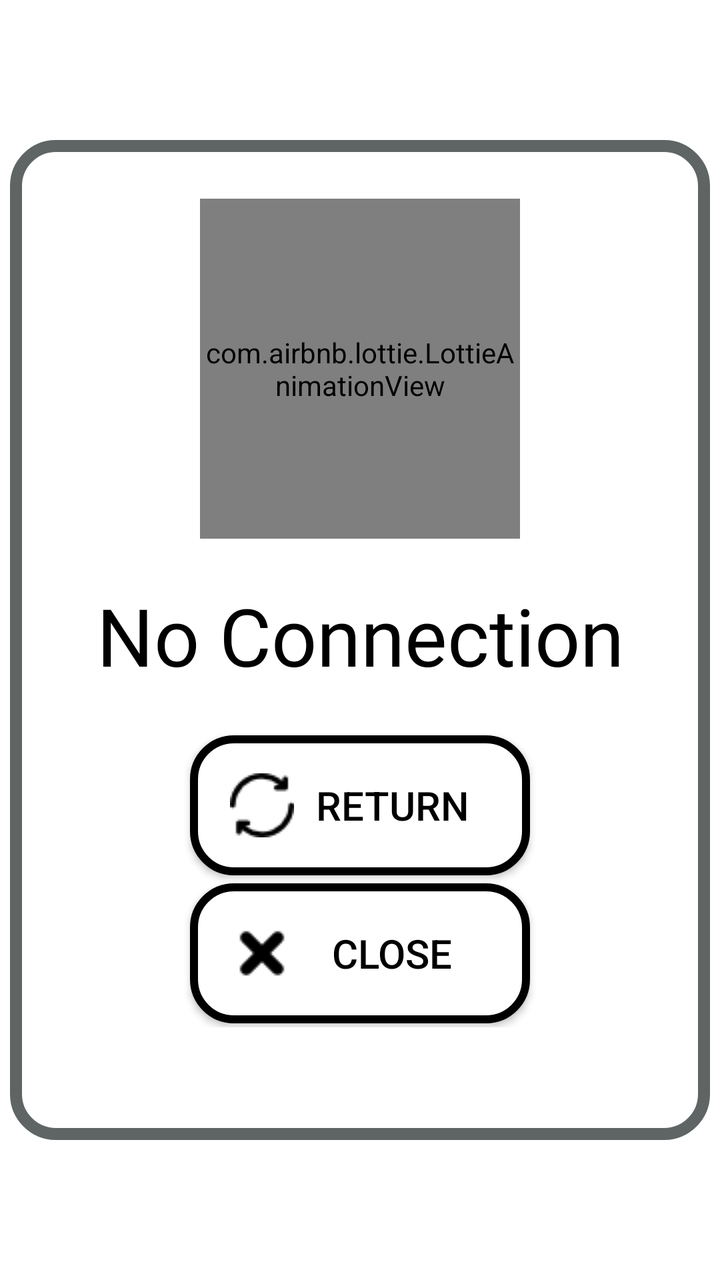
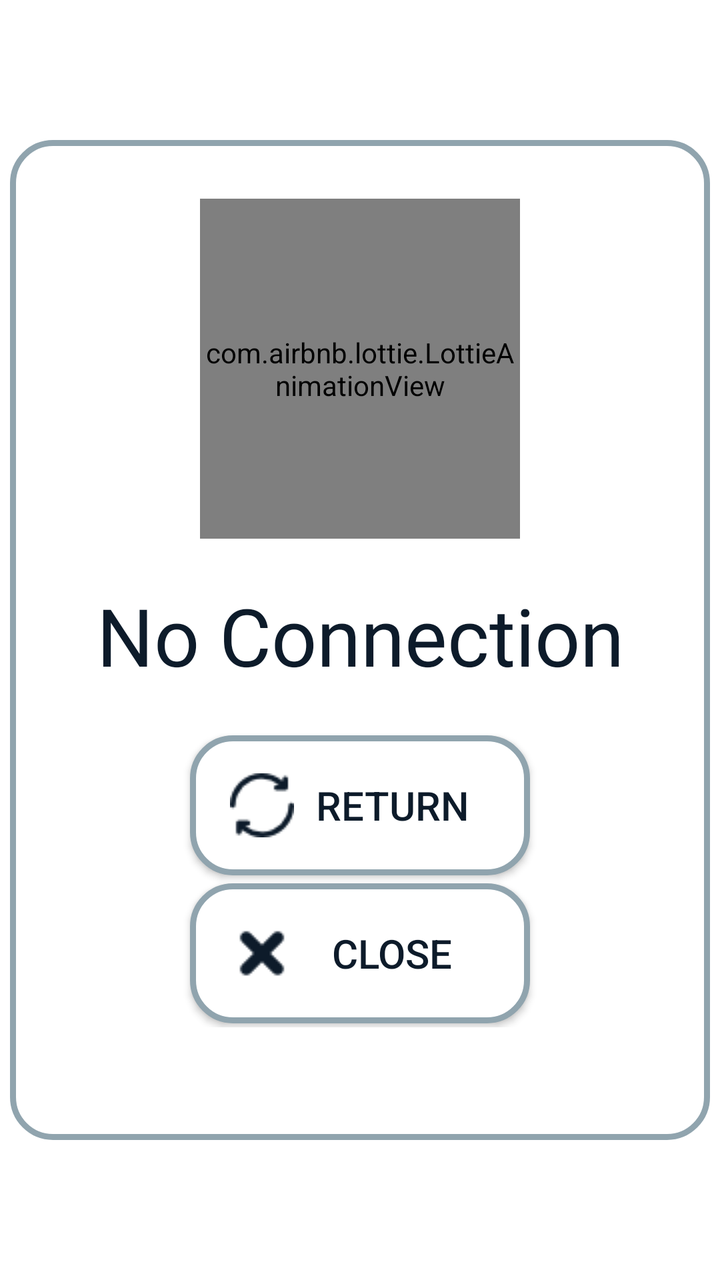

An Android layout rendered at two revisions. The XML below is the earlier revision; the diff shows what the commit changed to produce the second picture.
<!-- AndroidManifest.xml: application theme Theme.KimyoTest -->
<!-- res/layout/dialog_check_connection.xml -->
<?xml version="1.0" encoding="utf-8"?>
<androidx.constraintlayout.widget.ConstraintLayout
    xmlns:android="http://schemas.android.com/apk/res/android"
    android:layout_width="match_parent"
    android:layout_height="match_parent"
    xmlns:app="http://schemas.android.com/apk/res-auto">

    <androidx.constraintlayout.widget.ConstraintLayout
        android:layout_width="350dp"
        android:layout_height="500dp"
        app:layout_constraintTop_toTopOf="parent"
        app:layout_constraintBottom_toBottomOf="parent"
        app:layout_constraintStart_toStartOf="parent"
        app:layout_constraintEnd_toEndOf="parent"
        android:background="@drawable/style_background">
        <com.airbnb.lottie.LottieAnimationView
            android:id="@+id/noConnection"
            android:layout_width="160dp"
            android:layout_height="170dp"
            android:layout_marginTop="8dp"
            app:layout_constraintTop_toTopOf="parent"
            app:layout_constraintStart_toStartOf="parent"
            app:layout_constraintEnd_toEndOf="parent"
            app:layout_constraintBottom_toTopOf="@id/text_noConnection"
            app:lottie_rawRes="@raw/lottie_animation_no_connection"
            app:lottie_autoPlay="true"
            app:lottie_loop="true"/>
        <androidx.appcompat.widget.AppCompatTextView
            android:id="@+id/text_noConnection"
            android:layout_width="wrap_content"
            android:layout_height="wrap_content"
            app:layout_constraintTop_toBottomOf="@id/noConnection"
            app:layout_constraintStart_toStartOf="parent"
            app:layout_constraintEnd_toEndOf="parent"
            app:layout_constraintBottom_toTopOf="@id/linear"
            android:text="@string/no_connection"
            android:textSize="40sp"
            android:fontFamily="@font/pre_hear_regular"
            android:textColor="@color/black"/>

        <androidx.appcompat.widget.LinearLayoutCompat
            android:id="@+id/linear"
            android:layout_width="match_parent"
            android:layout_height="wrap_content"
            android:layout_marginTop="40dp"
            android:gravity="center"
            android:orientation="vertical"
            app:layout_constraintBottom_toBottomOf="parent"
            app:layout_constraintEnd_toEndOf="parent"
            app:layout_constraintStart_toStartOf="parent"
            app:layout_constraintTop_toBottomOf="@id/noConnection">

            <androidx.appcompat.widget.AppCompatButton
                android:id="@+id/tryAgain"
                android:layout_width="170dp"
                android:layout_height="70dp"
                android:drawableTint="@color/black"
                android:drawableStart="@drawable/image_return2"
                android:text="@string/dialog_return"
                android:textSize="20sp"
                android:padding="20dp"
                android:layout_margin="2dp"
                android:textColor="@color/black"
                android:background="@drawable/style_btn"/>

            <androidx.appcompat.widget.AppCompatButton
                android:id="@+id/close"
                android:layout_width="170dp"
                android:layout_height="70dp"
                android:background="@drawable/style_btn"
                android:padding="20dp"
                android:drawableStart="@drawable/image_exit"
                android:text="@string/close"
                android:textColor="@color/black"
                android:layout_margin="2dp"
                android:drawableTint="@color/black"
                android:textSize="20sp"/>
        </androidx.appcompat.widget.LinearLayoutCompat>
    </androidx.constraintlayout.widget.ConstraintLayout>
</androidx.constraintlayout.widget.ConstraintLayout>
<!-- resources referenced by this layout -->
<resources>
  <color name="black">#FF000000</color>
  <!-- drawable image_exit: png bitmap (drawable, 1091 bytes) -->
  <!-- drawable image_return2: png bitmap (drawable, 1082 bytes) -->
  <!-- drawable style_background (drawable) -->
  <?xml version="1.0" encoding="utf-8"?>
  <shape xmlns:android="http://schemas.android.com/apk/res/android">
      <corners android:radius="20dp"/>
      <solid android:color="@color/white"/>
      <stroke android:color="@color/appTheme" android:width="6dp"/>
  </shape>
  <!-- drawable style_btn (drawable) -->
  <?xml version="1.0" encoding="utf-8"?>
  <shape xmlns:android="http://schemas.android.com/apk/res/android">
      <corners android:radius="20dp"/>
      <stroke android:width="4dp" android:color="@color/black"/>
      <solid android:color="@color/white"/>
  </shape>
  <string name="close">Close</string>
  <string name="dialog_return">Return</string>
  <string name="no_connection">No Connection</string>
  <style name="Theme.KimyoTest" parent="Base.Theme.KimyoTest" />
  <color name="white">#FFFFFFFF</color>
  <color name="appTheme">@color/silver</color>
  <style name="Base.Theme.KimyoTest" parent="Theme.Material3.DayNight.NoActionBar">
          
          
          <item name="android:textColorPrimary">@color/black</item>
          <item name="android:windowBackground">@color/white</item>
      </style>
  <color name="silver">#5F6564</color>
</resources>

<!-- the commit's change to res/layout/dialog_check_connection.xml (unified diff, before → after) -->
@@ -3,6 +3,7 @@
     xmlns:android="http://schemas.android.com/apk/res/android"
     android:layout_width="match_parent"
     android:layout_height="match_parent"
+    android:background="?attr/colorSurface"
     xmlns:app="http://schemas.android.com/apk/res-auto">
 
     <androidx.constraintlayout.widget.ConstraintLayout
@@ -36,7 +37,7 @@
             android:text="@string/no_connection"
             android:textSize="40sp"
             android:fontFamily="@font/pre_hear_regular"
-            android:textColor="@color/black"/>
+            android:textColor="?attr/colorOnSurface"/>
 
         <androidx.appcompat.widget.LinearLayoutCompat
             android:id="@+id/linear"
@@ -54,13 +55,13 @@
                 android:id="@+id/tryAgain"
                 android:layout_width="170dp"
                 android:layout_height="70dp"
-                android:drawableTint="@color/black"
+                android:drawableTint="?attr/colorOnSurface"
                 android:drawableStart="@drawable/image_return2"
                 android:text="@string/dialog_return"
                 android:textSize="20sp"
                 android:padding="20dp"
                 android:layout_margin="2dp"
-                android:textColor="@color/black"
+                android:textColor="?attr/colorOnSurface"
                 android:background="@drawable/style_btn"/>
 
             <androidx.appcompat.widget.AppCompatButton
@@ -71,9 +72,9 @@
                 android:padding="20dp"
                 android:drawableStart="@drawable/image_exit"
                 android:text="@string/close"
-                android:textColor="@color/black"
+                android:textColor="?attr/colorOnSurface"
                 android:layout_margin="2dp"
-                android:drawableTint="@color/black"
+                android:drawableTint="?attr/colorOnSurface"
                 android:textSize="20sp"/>
         </androidx.appcompat.widget.LinearLayoutCompat>
     </androidx.constraintlayout.widget.ConstraintLayout>
<!-- resource entries referenced after the edit -->
@@ -1,34 +1,43 @@
 <!-- resources referenced by this layout -->
 <resources>
-  <color name="black">#FF000000</color>
   <!-- drawable image_exit: png bitmap (drawable, 1091 bytes) -->
   <!-- drawable image_return2: png bitmap (drawable, 1082 bytes) -->
   <!-- drawable style_background (drawable) -->
   <?xml version="1.0" encoding="utf-8"?>
   <shape xmlns:android="http://schemas.android.com/apk/res/android">
       <corners android:radius="20dp"/>
-      <solid android:color="@color/white"/>
-      <stroke android:color="@color/appTheme" android:width="6dp"/>
+      <solid android:color="?attr/colorSurface"/>
+      <stroke android:color="?attr/colorOutline" android:width="3dp"/>
   </shape>
   <!-- drawable style_btn (drawable) -->
   <?xml version="1.0" encoding="utf-8"?>
   <shape xmlns:android="http://schemas.android.com/apk/res/android">
       <corners android:radius="20dp"/>
-      <stroke android:width="4dp" android:color="@color/black"/>
-      <solid android:color="@color/white"/>
+      <stroke android:width="3dp" android:color="?attr/colorOutline"/>
+      <solid android:color="?attr/colorSurface"/>
   </shape>
   <string name="close">Close</string>
   <string name="dialog_return">Return</string>
   <string name="no_connection">No Connection</string>
   <style name="Theme.KimyoTest" parent="Base.Theme.KimyoTest" />
-  <color name="white">#FFFFFFFF</color>
-  <color name="appTheme">@color/silver</color>
   <style name="Base.Theme.KimyoTest" parent="Theme.Material3.DayNight.NoActionBar">
           
-          
-          <item name="android:textColorPrimary">@color/black</item>
-          <item name="android:windowBackground">@color/white</item>
+          <item name="android:windowBackground">@color/chem_background_light</item>
+          <item name="android:textColorPrimary">@color/chem_on_surface_light</item>
+          <item name="colorPrimary">@color/chem_primary_light</item>
+          <item name="colorOnPrimary">@color/chem_surface_light</item>
+          <item name="colorSurface">@color/chem_surface_light</item>
+          <item name="colorOnSurface">@color/chem_on_surface_light</item>
+          <item name="colorOutline">@color/chem_outline_light</item>
+          <item name="colorPrimaryContainer">@color/chem_toolbar_light</item>
+          <item name="colorSurfaceVariant">@color/chem_surface_variant_light</item>
       </style>
-  <color name="silver">#5F6564</color>
+  <color name="chem_background_light">#F0F7FF</color>
+  <color name="chem_on_surface_light">#0D1B2A</color>
+  <color name="chem_primary_light">#1565C0</color>
+  <color name="chem_surface_light">#FFFFFF</color>
+  <color name="chem_outline_light">#90A4AE</color>
+  <color name="chem_toolbar_light">#0D47A1</color>
+  <color name="chem_surface_variant_light">#E3F2FD</color>
 </resources>
 
